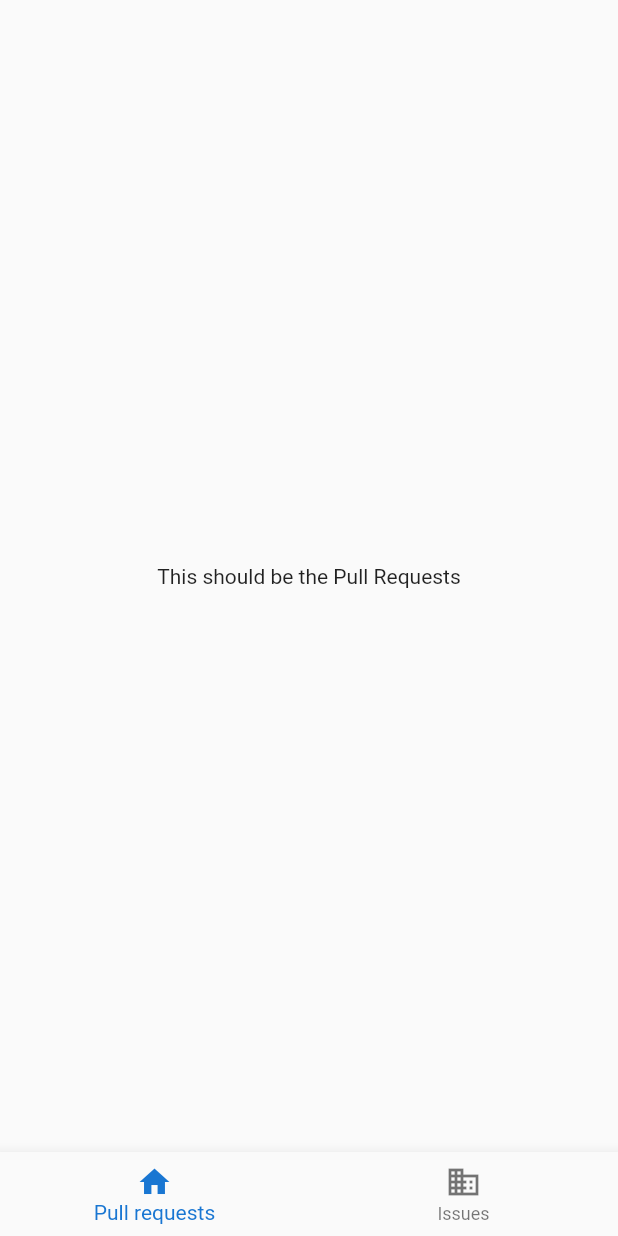
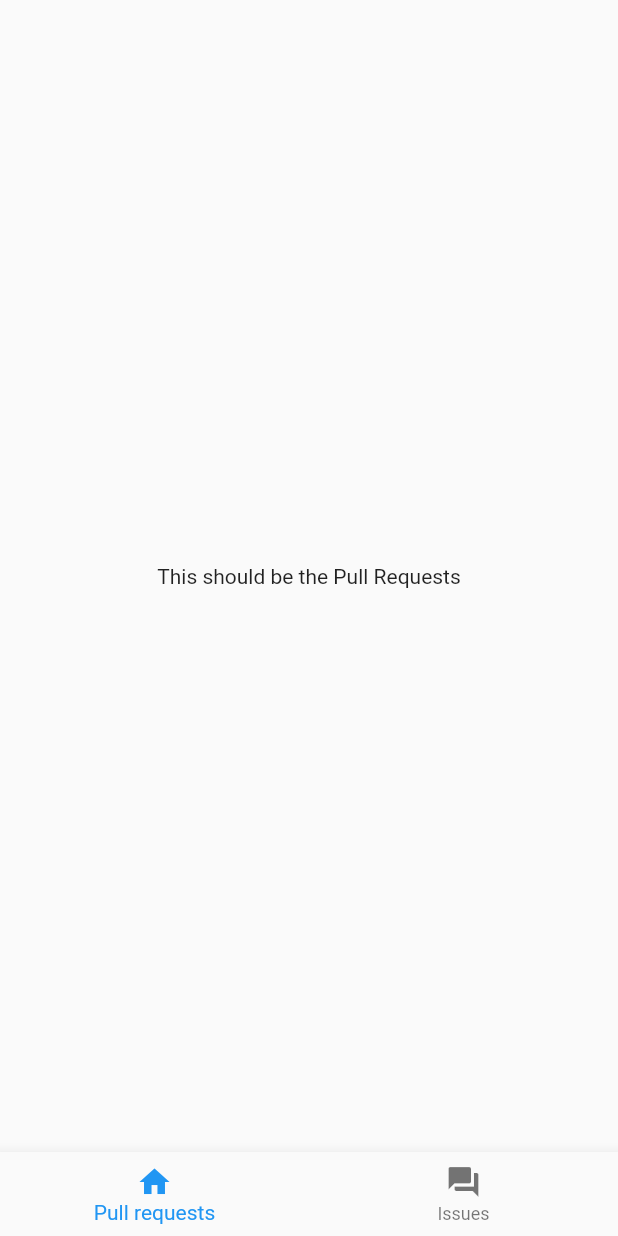
Before and after one commit to jxltom/contrihub, a Flutter app: the screen it shows after launch, on a phone screen of 412 x 824 dp. Run offline on Flutter 3.47's test engine with Material 2 defaults, Android fonts, the phone set to English and light mode, and no system bars.

Commit message:
Update icon

```diff
--- a/lib/homepage.dart
+++ b/lib/homepage.dart
@@ -2,7 +2,7 @@ import 'package:flutter/material.dart';
 
 final _navigationItems = <BottomNavigationBarItem>[
   BottomNavigationBarItem(icon: Icon(Icons.home), title: Text('Pull requests')),
-  BottomNavigationBarItem(icon: Icon(Icons.business), title: Text('Issues')),
+  BottomNavigationBarItem(icon: Icon(Icons.question_answer), title: Text('Issues')),
 ];
 
 final _navigationWidgets = [
@@ -22,7 +22,7 @@ class _HomePageState extends State<HomePage> {
       bottomNavigationBar: BottomNavigationBar(
         items: _navigationItems,
         currentIndex: _selectedIndex,
-        fixedColor: Colors.blue[700],
+        fixedColor: Colors.blue,
         onTap: _onItemTapped,
       ),
     );
```
